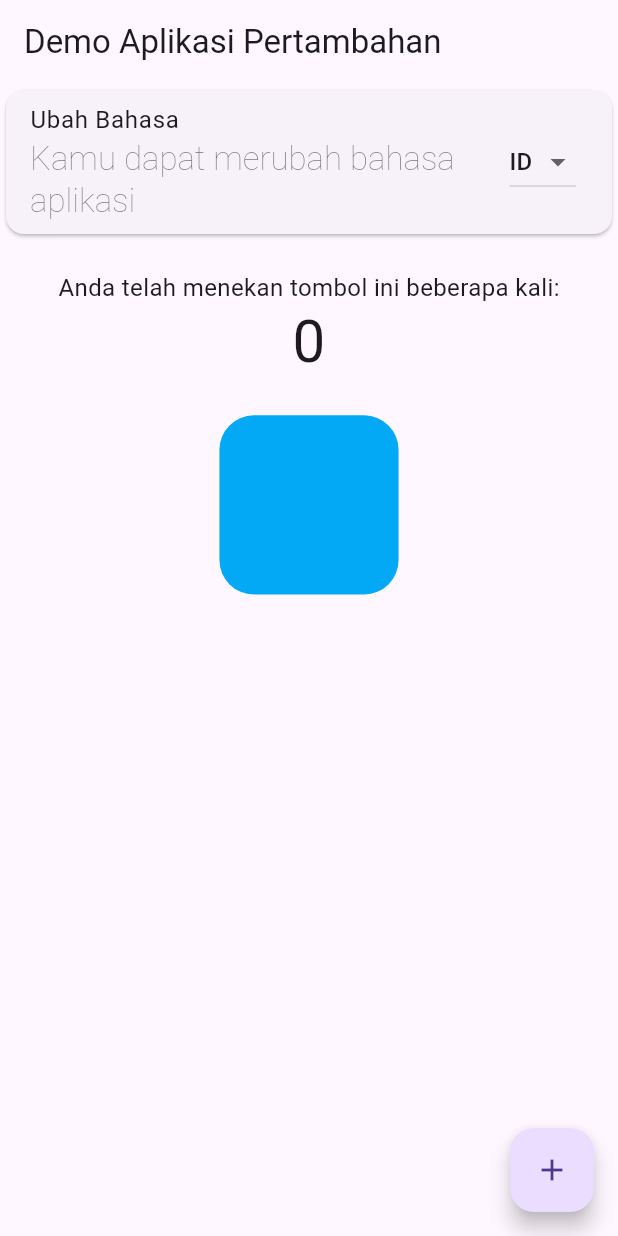
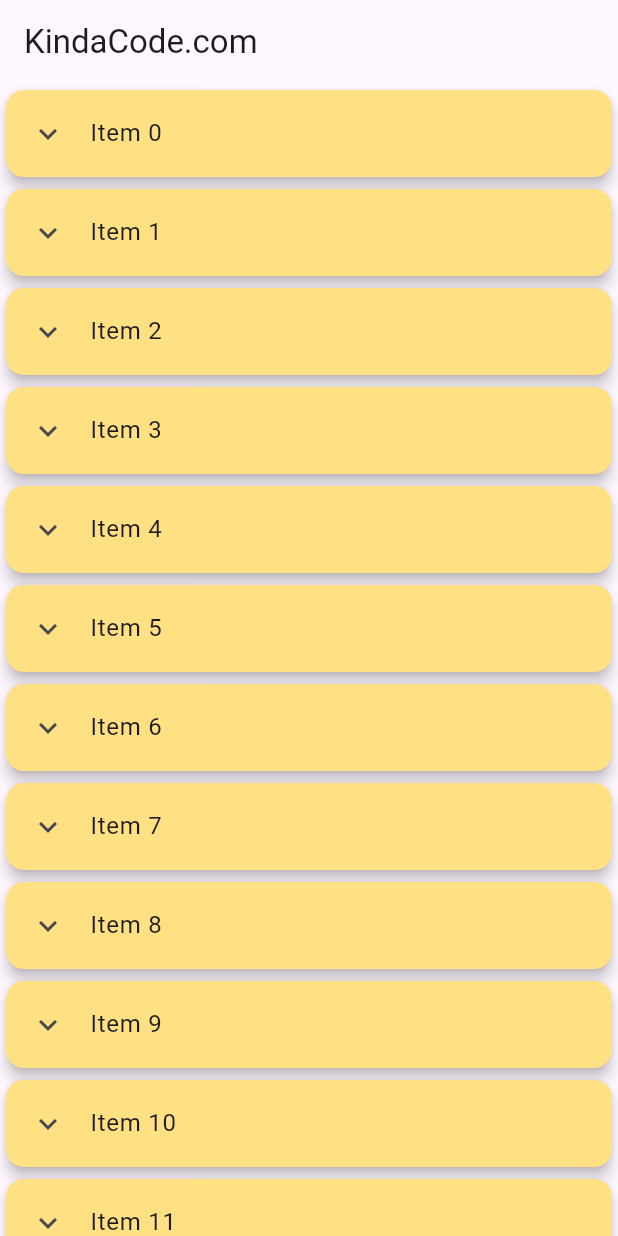
Before and after one commit to msyamsularif/localizations, a Flutter app: the screen it shows after launch, on a phone screen of 412 x 824 dp. Run offline on Flutter 3.47's test engine with Material 2 defaults, Android fonts, the phone set to English and light mode, and no system bars; our stand-ins replace device_preview, easy_localization, equatable, flutter_bloc, flutter_screenutil.

Commit message:
Added example ExpansionTile

```diff
--- /dev/null
+++ b/lib/home_page.dart
@@ -0,0 +1,75 @@
+import 'package:flutter/material.dart';
+
+class HomePage extends StatefulWidget {
+  const HomePage({Key? key}) : super(key: key);
+
+  @override
+  _HomePageState createState() => _HomePageState();
+}
+
+class _HomePageState extends State<HomePage> {
+  // Generate a list of list items
+  // In real app, data often is fetched from an API or a database
+  final List<Map<String, dynamic>> _items = List.generate(
+    50,
+    (index) => {
+      "id": index,
+      "title": "Item $index",
+      "content":
+          "This is the main content of item $index. It is very long and you have to expand the tile to see it."
+    },
+  );
+
+  // This function is called when a "Remove" button associated with an item is pressed
+  void _removeItem(int id) {
+    setState(() {
+      _items.removeWhere((element) => element['id'] == id);
+    });
+    ScaffoldMessenger.of(context).showSnackBar(
+      SnackBar(
+        duration: const Duration(milliseconds: 600),
+        content: Text('Item with id #$id has been removed'),
+      ),
+    );
+  }
+
+  @override
+  Widget build(BuildContext context) {
+    return Scaffold(
+      appBar: AppBar(title: const Text('KindaCode.com')),
+      body: ListView.builder(
+        itemCount: _items.length,
+        itemBuilder: (_, index) {
+          final item = _items[index];
+          return Card(
+            // this key is required to save and restore ExpansionTile expanded state
+            key: PageStorageKey(item['id']),
+            color: Colors.amber.shade200,
+            elevation: 4,
+            child: ExpansionTile(
+              controlAffinity: ListTileControlAffinity.leading,
+              childrenPadding:
+                  const EdgeInsets.symmetric(vertical: 10, horizontal: 20),
+              expandedCrossAxisAlignment: CrossAxisAlignment.end,
+              maintainState: true,
+              title: Text(item['title']),
+              // contents
+              children: [
+                Text(item['content']),
+                // This button is used to remove this item
+                TextButton.icon(
+                  onPressed: () => _removeItem(item['id']),
+                  icon: const Icon(Icons.delete),
+                  label: const Text(
+                    'Remove',
+                  ),
+                  style: TextButton.styleFrom(primary: Colors.red),
+                )
+              ],
+            ),
+          );
+        },
+      ),
+    );
+  }
+}
--- a/lib/main.dart
+++ b/lib/main.dart
@@ -1,6 +1,7 @@
 import 'package:device_preview/device_preview.dart';
 import 'package:easy_localization/easy_localization.dart';
 import 'package:example_device_preview/cubit/setting_lang_cubit.dart';
+import 'package:example_device_preview/home_page.dart';
 import 'package:flutter/foundation.dart';
 import 'package:flutter/material.dart';
 import 'package:flutter_bloc/flutter_bloc.dart';
@@ -60,7 +61,7 @@
         );
         return DevicePreview.appBuilder(context, widget);
       },
-      home: const MyHomePage(title: 'Flutter Demo Home Page'),
+      home: const HomePage(),
     );
   }
 }
```
